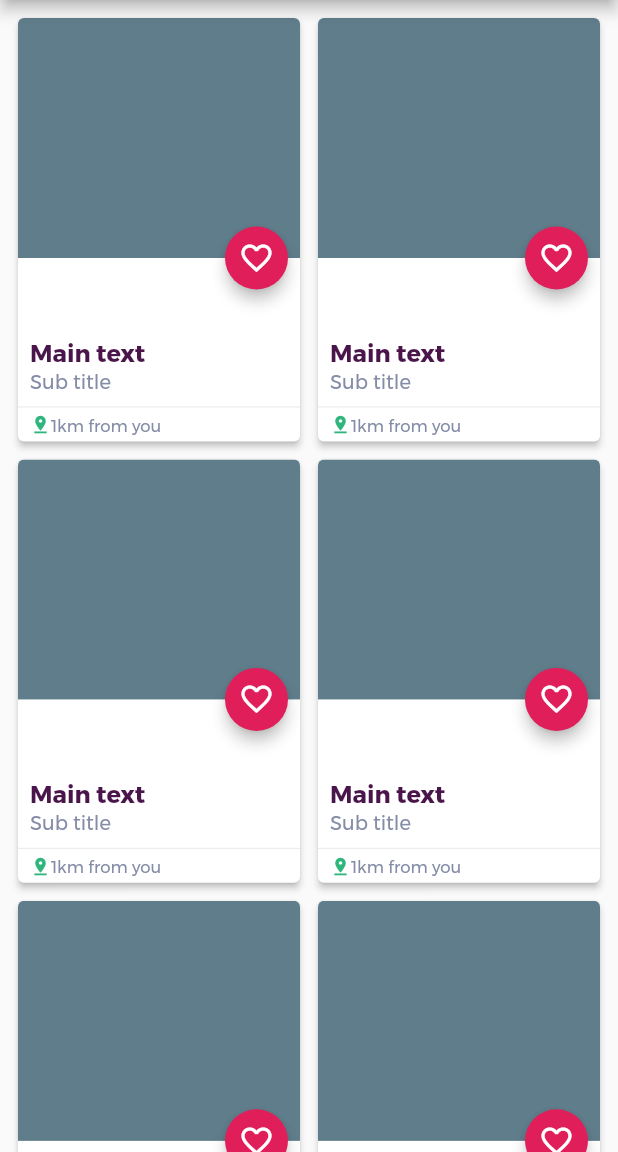
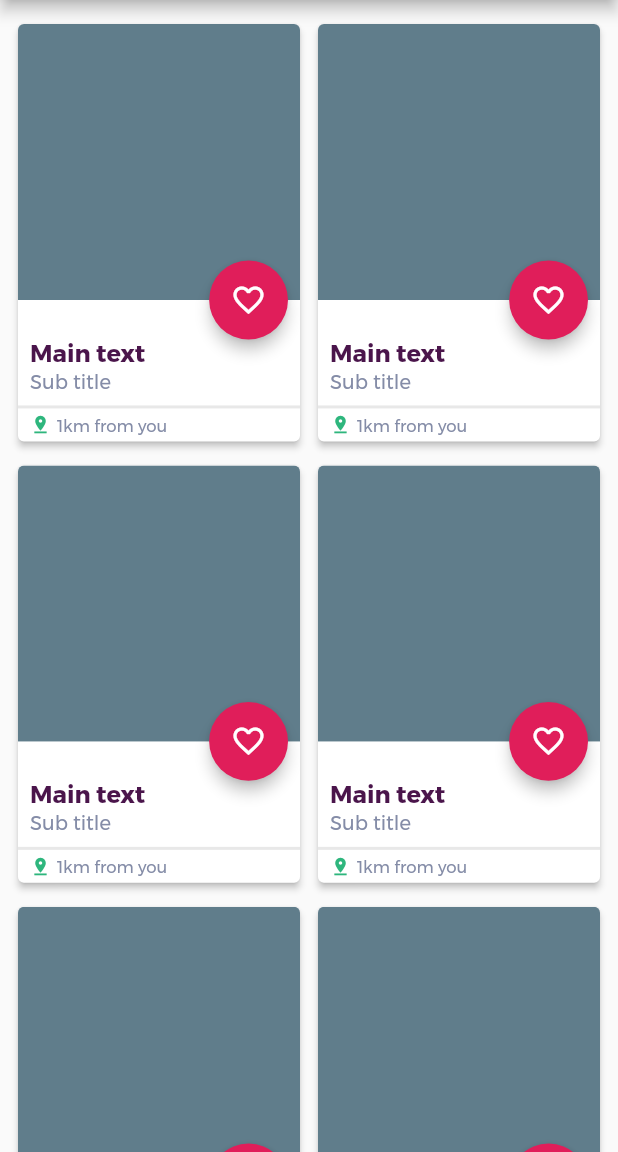
Before and after one commit to iroyo/fluttup, a Flutter app: the screen it shows after launch, on a phone screen of 412 x 824 dp, the part 84-1236 px from its top. Run offline on Flutter 3.47's test engine with Material 2 defaults, Android fonts, the light colour scheme and no system bars.

Commit message:
adaptive height for Image Container in MemberItem

```diff
--- a/lib/member_item.dart
+++ b/lib/member_item.dart
@@ -8,32 +8,85 @@ class MemberItem extends StatelessWidget {
 
   @override
   Widget build(BuildContext context) {
-    final imageHeight = 160.0;
-    final buttonHeight = 42.0;
     return Card(
       elevation: 2,
       clipBehavior: Clip.antiAlias,
       margin: calculatePadding(index),
+      child: Column(
+        crossAxisAlignment: CrossAxisAlignment.start,
+        children: [
+          Expanded(
             child: Stack(
               children: [
-          Positioned(
-            top: 0,
-            left: 0,
-            right: 0,
+                FractionallySizedBox(
+                  heightFactor: 0.875,
                   child: Container(
-              height: imageHeight,
                     decoration: BoxDecoration(color: Colors.blueGrey),
                   ),
                 ),
-          Positioned(
-            bottom: 0,
-            left: 0,
-            right: 0,
-            child: Column(
-              crossAxisAlignment: CrossAxisAlignment.start,
+                Column(
                   children: [
-                Padding(
-                  padding: EdgeInsets.all(8),
+                    Expanded(
+                      flex: 15,
+                      child: Container(),
+                    ),
+                    Expanded(
+                      flex: 5,
+                      child: Padding(
+                        padding: const EdgeInsets.symmetric(
+                          vertical: 0,
+                          horizontal: 8,
+                        ),
+                        child: Row(
+                          children: [
+                            Expanded(child: Container()),
+                            MemberItemAction(),
+                          ],
+                        ),
+                      ),
+                    )
+                  ],
+                )
+              ],
+            ),
+          ),
+          MemberItemData(),
+          Divider(height: 2, thickness: 2, color: Color(0xFFE8E8E8)),
+          MemberItemFooter()
+        ],
+      ),
+    );
+  }
+}
+
+class MemberItemAction extends StatelessWidget {
+  const MemberItemAction({Key key}) : super(key: key);
+
+  @override
+  Widget build(BuildContext context) {
+    return AspectRatio(
+      aspectRatio: 1,
+      child: RawMaterialButton(
+        elevation: 4,
+        fillColor: colorAccent,
+        shape: CircleBorder(),
+        child: Icon(
+          Icons.favorite_border,
+          color: Colors.white,
+        ),
+        onPressed: () {},
+      ),
+    );
+  }
+}
+
+class MemberItemData extends StatelessWidget {
+  const MemberItemData({Key key}) : super(key: key);
+
+  @override
+  Widget build(BuildContext context) {
+    return Padding(
+      padding: EdgeInsets.fromLTRB(8, 0, 8, 8),
       child: Column(
         crossAxisAlignment: CrossAxisAlignment.start,
         children: [
@@ -54,12 +107,16 @@ class MemberItem extends StatelessWidget {
           ),
         ],
       ),
-                ),
-                Divider(
-                  height: 2,
-                  color: Color.fromRGBO(232, 232, 232, 1),
-                ),
-                Padding(
+    );
+  }
+}
+
+class MemberItemFooter extends StatelessWidget {
+  const MemberItemFooter({Key key}) : super(key: key);
+
+  @override
+  Widget build(BuildContext context) {
+    return Padding(
       padding: EdgeInsets.symmetric(vertical: 4, horizontal: 8),
       child: Row(
         children: [
@@ -68,6 +125,7 @@ class MemberItem extends StatelessWidget {
             color: Color.fromRGBO(46, 182, 125, 1),
             size: 14,
           ),
+          SizedBox(width: 4),
           Text(
             "1km from you",
             style: TextStyle(
@@ -77,34 +135,14 @@ class MemberItem extends StatelessWidget {
           )
         ],
       ),
-                )
-              ],
-            ),
-          ),
-          Positioned(
-              right: 8,
-              top: imageHeight - buttonHeight / 2,
-              child: Container(
-                width: buttonHeight,
-                height: buttonHeight,
-                child: RawMaterialButton(
-                  fillColor: colorAccent,
-                  elevation: 4,
-                  shape: CircleBorder(),
-                  child: Icon(Icons.favorite_border, color: Colors.white,),
-                  onPressed: () {},
-                ),
-              ))
-        ],
-      ),
     );
   }
 }
 
 EdgeInsetsGeometry calculatePadding(int position) {
   if (position % 2 == 0) {
-    return EdgeInsets.only(left: 12, top: 12, right: 6);
+    return EdgeInsets.only(left: 12, top: 16, right: 6);
   } else {
-    return EdgeInsets.only(left: 6, top: 12, right: 12);
+    return EdgeInsets.only(left: 6, top: 16, right: 12);
   }
 }
```
Lines whose indentation alone changed are shown as unchanged.
